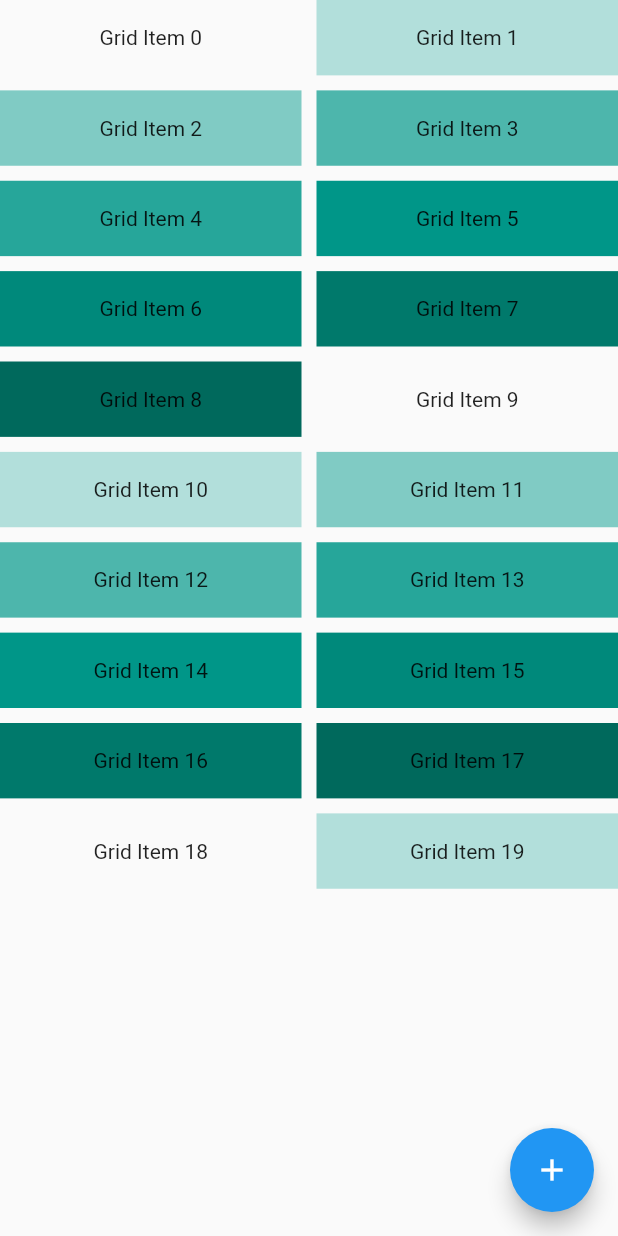
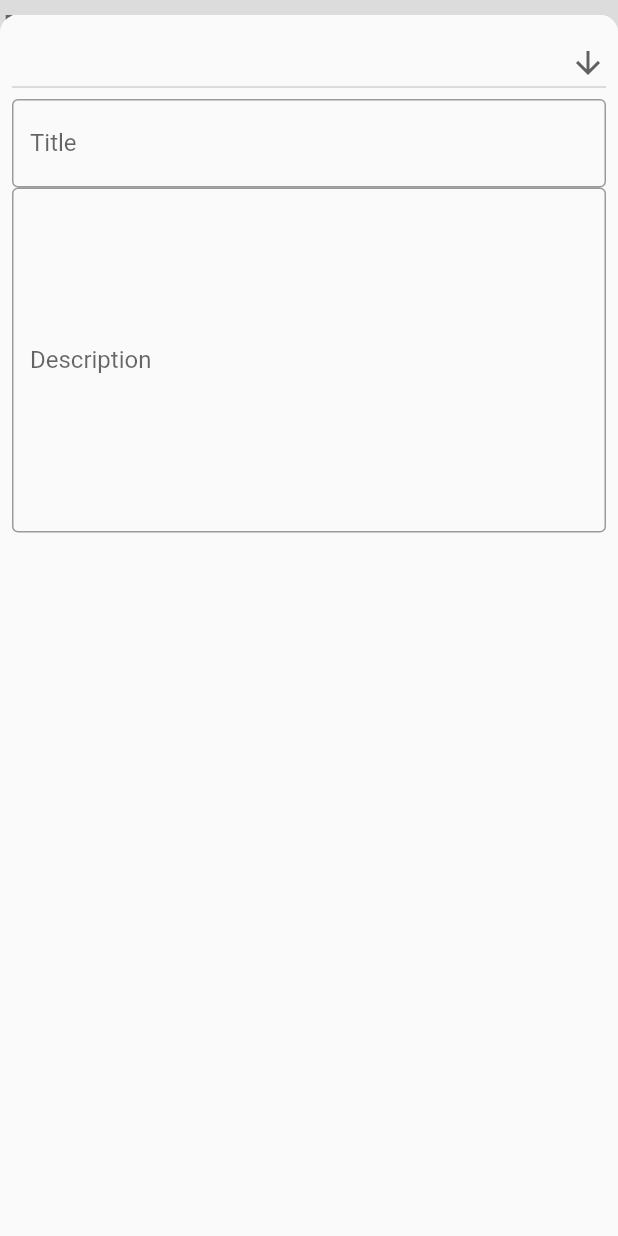
Before and after one commit to toshiya-sato/retrospective_tool, a Flutter app: the screen it shows after launch, after a tap on the "add" icon, on a phone screen of 412 x 824 dp. Run offline on Flutter 3.47's test engine with Material 2 defaults, Android fonts, the light colour scheme and no system bars; our stand-ins replace modal_bottom_sheet.

Commit message:
mob next [ci-skip] [ci skip] [skip ci]
lastFile:lib/input_form.dart

```diff
--- /dev/null
+++ b/lib/input_form.dart
@@ -0,0 +1,50 @@
+import 'package:flutter/material.dart';
+
+class InputForm extends StatelessWidget {
+  const InputForm({Key? key}) : super(key: key);
+
+  // This widget is the root of your application.
+  @override
+  Widget build(BuildContext context) {
+    return Scaffold(
+        body: Padding(
+      padding: const EdgeInsets.all(8.0),
+      child: Expanded(
+        child: Column(
+          // mainAxisAlignment: MainAxisAlignment.spaceBetween,
+          children: [
+            DropdownButton<String>(
+              isExpanded: true,
+              icon: const Icon(Icons.arrow_downward),
+              onChanged: (String? newValue) {},
+              items: <String>[
+                'Keep',
+                'Problem',
+                'Try',
+              ].map<DropdownMenuItem<String>>((String value) {
+                return DropdownMenuItem<String>(
+                  value: value,
+                  child: Text(value),
+                );
+              }).toList(),
+            ),
+            TextFormField(
+              decoration: InputDecoration(
+                labelText: 'Title',
+                border: OutlineInputBorder(),
+              ),
+            ),
+            TextFormField(
+              minLines: 10,
+              maxLines: 10,
+              decoration: InputDecoration(
+                labelText: 'Description',
+                border: OutlineInputBorder(),
+              ),
+            )
+          ],
+        ),
+      ),
+    ));
+  }
+}
--- a/lib/main.dart
+++ b/lib/main.dart
@@ -1,4 +1,6 @@
 import 'package:flutter/material.dart';
+import 'package:modal_bottom_sheet/modal_bottom_sheet.dart';
+import 'package:retrospective_tool/input_form.dart';
 
 void main() {
   runApp(const MyApp());
@@ -28,30 +30,42 @@
     return Scaffold(
       body: CustomScrollView(
         slivers: [
-          SliverGrid(
+          SliverToBoxAdapter(
+            child: Text(
+              'Keep',
+              style: Theme.of(context).textTheme.headline3,
+            ),
+          ),
+          SliverPadding(
+            padding: EdgeInsets.only(left: 10.0, right: 10.0),
+            sliver: SliverGrid(
               gridDelegate: const SliverGridDelegateWithMaxCrossAxisExtent(
                 maxCrossAxisExtent: 200.0,
                 mainAxisSpacing: 10.0,
                 crossAxisSpacing: 10.0,
-              childAspectRatio: 4.0,
               ),
               delegate: SliverChildBuilderDelegate(
                 (BuildContext context, int index) {
                   return Container(
                     alignment: Alignment.center,
-                  color: Colors.teal[100 * (index % 9)],
+                    color: Colors.purple,
                     child: Text('Grid Item $index'),
                   );
                 },
-              childCount: 20,
+                childCount: 5,
+              ),
             ),
           ),
         ],
       ),
       floatingActionButton: FloatingActionButton(
           child: Icon(Icons.add),
-        onPressed: () => {},
-      ),
+          onPressed: () {
+            showCupertinoModalBottomSheet(
+              context: context,
+              builder: (context) => InputForm(),
+            );
+          }),
     );
   }
 }
--- a/pubspec.yaml
+++ b/pubspec.yaml
@@ -35,6 +35,7 @@
   # Use with the CupertinoIcons class for iOS style icons.
   cupertino_icons: ^1.0.2
   hooks_riverpod: ^1.0.4
+  modal_bottom_sheet: ^2.1.0
 
 dev_dependencies:
   flutter_test:
```
Also changed, not shown: pubspec.lock. Lines whose indentation alone changed are shown as unchanged.
